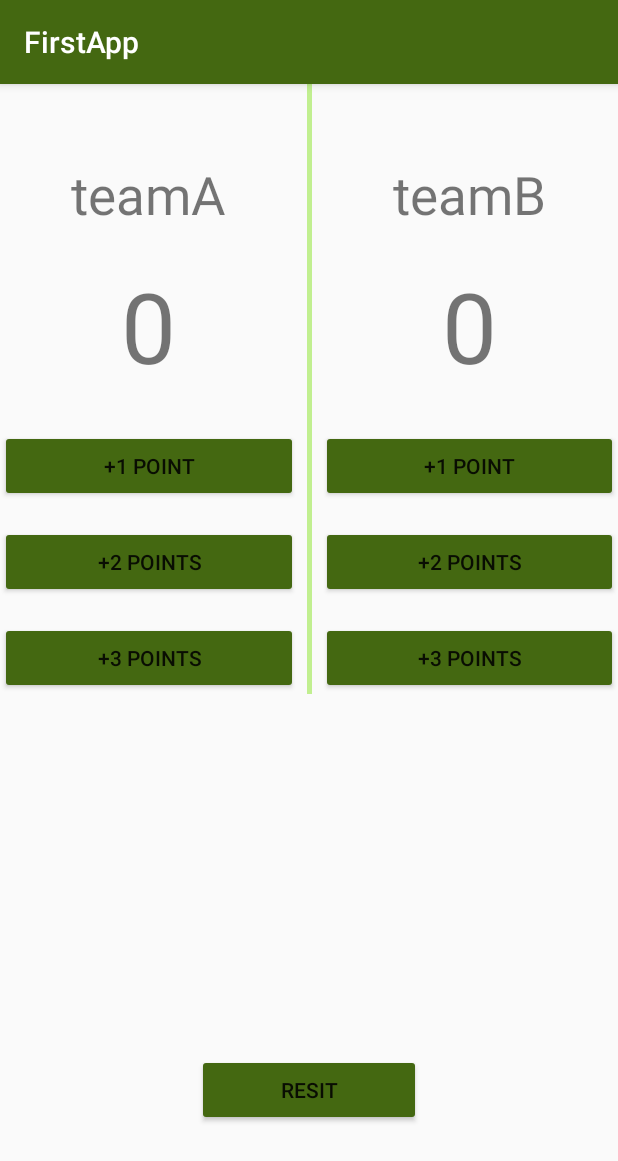
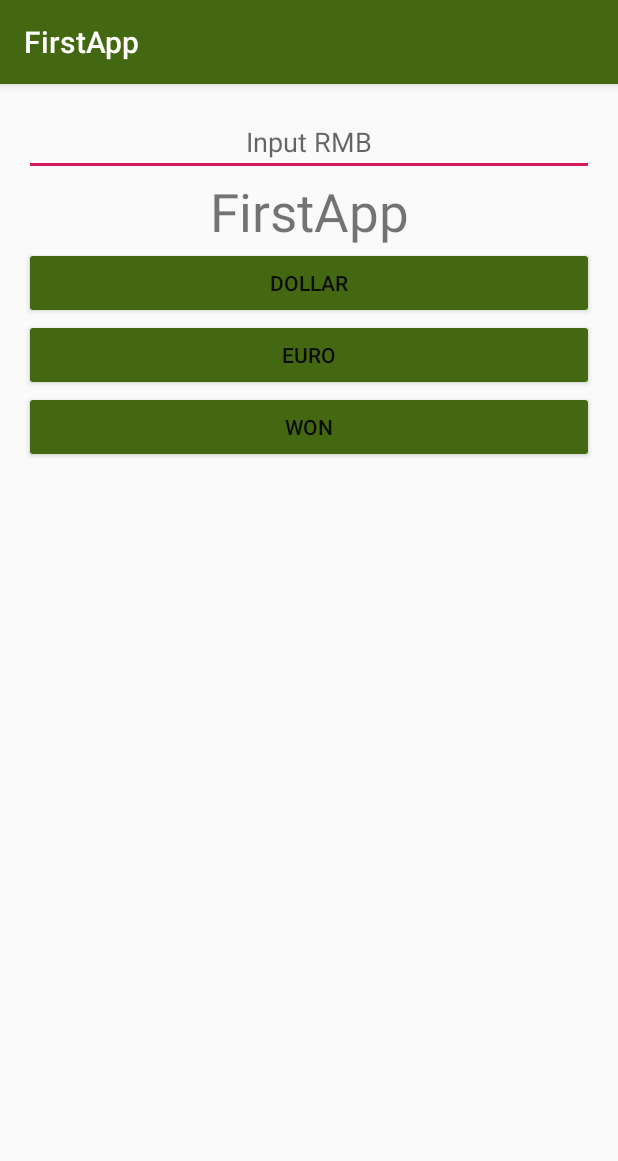
Before and after one commit to JingLiang-bit/FirstApp1, an Android app: the screen it shows after launch (SecondActivity before the commit, RateActivity after it), on a phone screen of 412 x 824 dp. Shown: the top 1161 px of the screen. Run offline under Robolectric (Android 15) with nearby library versions, the phone set to English and light mode, and no system bars.

Commit message:
跳转页面

```diff
--- a/app/src/main/AndroidManifest.xml
+++ b/app/src/main/AndroidManifest.xml
@@ -9,17 +9,14 @@
         android:roundIcon="@mipmap/ic_launcher_round"
         android:supportsRtl="true"
         android:theme="@style/AppTheme">
-        <activity android:name=".SecondActivity">
+        <activity android:name=".RateActivity">
             <intent-filter>
                 <action android:name="android.intent.action.MAIN" />
 
                 <category android:name="android.intent.category.LAUNCHER" />
             </intent-filter>
         </activity>
-<!--        <activity-->
-<!--            android:name=".MainActivity"-->
-<!--            android:label="@string/app_name"-->
-<!--            android:theme="@style/AppTheme.NoActionBar">-->
+<!--        <activity android:name=".SecondActivity">-->
 <!--            <intent-filter>-->
 <!--                <action android:name="android.intent.action.MAIN" />-->
 
--- /dev/null
+++ b/app/src/main/java/com/example/firstapp/RateActivity.java
@@ -0,0 +1,51 @@
+package com.example.firstapp;
+
+import android.content.Intent;
+import android.net.Uri;
+import android.os.Bundle;
+import android.view.View;
+import android.widget.EditText;
+import android.widget.TextView;
+import android.widget.Toast;
+
+import androidx.appcompat.app.AppCompatActivity;
+
+public class RateActivity extends AppCompatActivity {
+
+    EditText rmb;
+    TextView showOut;
+
+    @Override
+    protected void onCreate(Bundle savedInstanceState) {
+        super.onCreate(savedInstanceState);
+        setContentView(R.layout.activity_rate);
+
+        rmb=(EditText) findViewById(R.id.rmb);
+        showOut=(TextView)findViewById(R.id.showOut);
+    }
+
+    public void onClick(View btn) {
+        String str = rmb.getText().toString();
+        float r = 0;
+        if (str.length() > 0) {
+            r = Float.parseFloat(str);
+        } else {
+            Toast.makeText(this, "请输入金额", Toast.LENGTH_SHORT).show();
+        }
+        float val;
+        if (btn.getId() == R.id.btn_dollar) {
+            val = r * (1 / 7.08f);
+        } else if (btn.getId() == R.id.btn_euro) {
+            val = r * (1 / 7.75f);
+        } else {
+            val = r * 178.0f;
+        }
+        showOut.setText(String.valueOf(val));
+    }
+
+    public void openOne(View btn){
+        Intent hello=new Intent(this,SecondActivity.class);
+        Intent web=new Intent(Intent.ACTION_VIEW, Uri.parse("https://authserver.swufe.edu.cn"));
+        startActivity(web);
+    }
+}
--- /dev/null
+++ b/app/src/main/res/layout/activity_rate.xml
@@ -0,0 +1,53 @@
+<?xml version="1.0" encoding="utf-8"?>
+<LinearLayout xmlns:android="http://schemas.android.com/apk/res/android"
+    xmlns:app="http://schemas.android.com/apk/res-auto"
+    xmlns:tools="http://schemas.android.com/tools"
+    android:layout_width="match_parent"
+    android:layout_height="match_parent"
+    android:orientation="vertical"
+    android:paddingBottom="16dp"
+    android:paddingTop="16dp"
+    android:paddingRight="16dp"
+    android:paddingLeft="16dp"
+    tools:context=".RateActivity">
+
+    <EditText
+        android:id="@+id/rmb"
+        android:gravity="center"
+        android:layout_width="match_parent"
+        android:layout_height="wrap_content"
+        android:ems="10"
+        android:hint="@string/rmb_hint"
+        android:inputType="numberDecimal"
+        android:importantForAutofill="no" />
+
+    <TextView
+        android:id="@+id/showOut"
+        android:gravity="center"
+        android:layout_width="match_parent"
+        android:layout_height="wrap_content"
+        android:text="@string/app_name"
+        android:textSize="35sp" />
+
+    <Button
+        android:id="@+id/btn_dollar"
+        android:layout_width="match_parent"
+        android:layout_height="wrap_content"
+        android:onClick="onClick"
+        android:text="@string/dollar" />
+
+    <Button
+        android:id="@+id/btn_euro"
+        android:layout_width="match_parent"
+        android:layout_height="wrap_content"
+        android:onClick="onClick"
+        android:text="@string/euro" />
+
+    <Button
+        android:id="@+id/btn_won"
+        android:layout_width="match_parent"
+        android:layout_height="wrap_content"
+        android:onClick="openOne"
+        android:text="@string/won" />
+
+</LinearLayout>
--- a/app/src/main/res/values/strings.xml
+++ b/app/src/main/res/values/strings.xml
@@ -5,12 +5,18 @@
     <string name="btn1">转换为华氏温度</string>
     <string name="result">转换结果为：</string>
     <string name="teamA">teamA</string>
+    <string name="teamB">teamB</string>
     <string name="btn21">+1 point</string>
     <string name="btn22">+2 points</string>
     <string name="btn23">+3 points</string>
     <string name="btn24">resit</string>
+    <string name="score">0</string>
 
-    <string name="score">0</string>
-    <string name="teamB">teamB</string>
+
+    <string name="rmb_hint">Input RMB</string>
+
+    <string name="dollar">Dollar</string>
+    <string name="euro">Euro</string>
+    <string name="won">Won</string>
 
 </resources>
```
